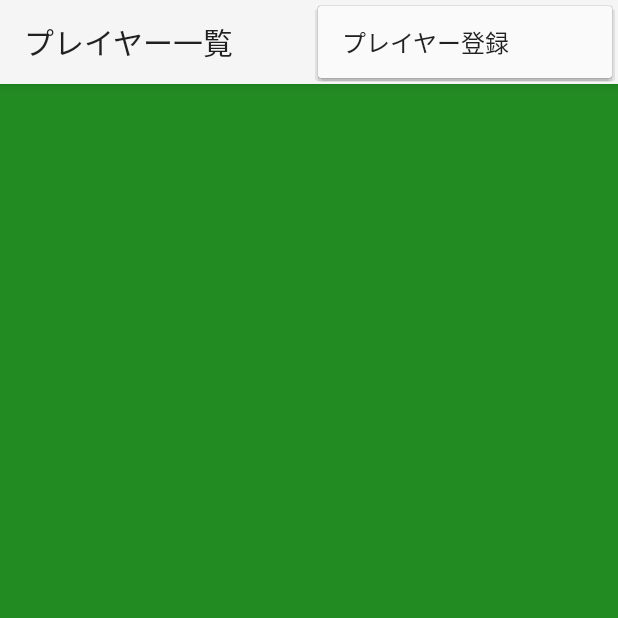
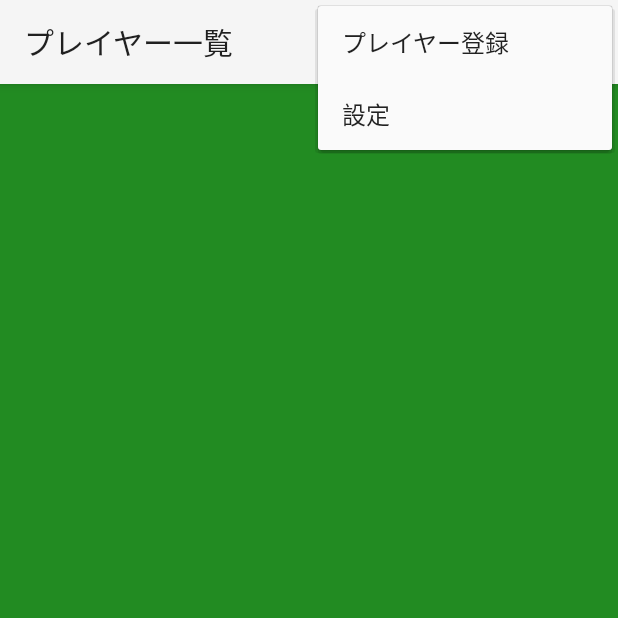
Before and after one commit to kobaken0029/calcmahjong, an Android app: the PlayerListActivity screen opened directly, with no data from a screen before it, with the options menu open, on a phone screen of 412 x 824 dp, the top half of it. Run offline under Robolectric (Android 15) with nearby library versions, the phone set to English and light mode, and no system bars.

Commit message:
fix menu column

```diff
--- a/app/src/main/res/menu/menu_menu.xml
+++ b/app/src/main/res/menu/menu_menu.xml
@@ -2,6 +2,11 @@
     xmlns:app="http://schemas.android.com/apk/res-auto"
     xmlns:tools="http://schemas.android.com/tools"
     tools:context=".MenuActivity">
+    <item
+        android:id="@+id/registration"
+        android:title="@string/player_registration"
+        android:orderInCategory="100"
+        app:showAsAction="never" />
     <item
         android:id="@+id/settings"
         android:title="@string/setting"
--- a/app/src/main/res/menu/menu_player_list.xml
+++ b/app/src/main/res/menu/menu_player_list.xml
@@ -7,4 +7,9 @@
         android:title="@string/player_registration"
         android:orderInCategory="100"
         app:showAsAction="never" />
+    <item
+        android:id="@+id/settings"
+        android:title="@string/setting"
+        android:orderInCategory="100"
+        app:showAsAction="never" />
 </menu>
```
Also changed, not shown: app/src/main/java/eval/wit/ai/calcmahjong/activities/MenuActivity.java (+7 -9 lines), app/src/main/java/eval/wit/ai/calcmahjong/activities/PlayerListActivity.java (+7 -9 lines).
